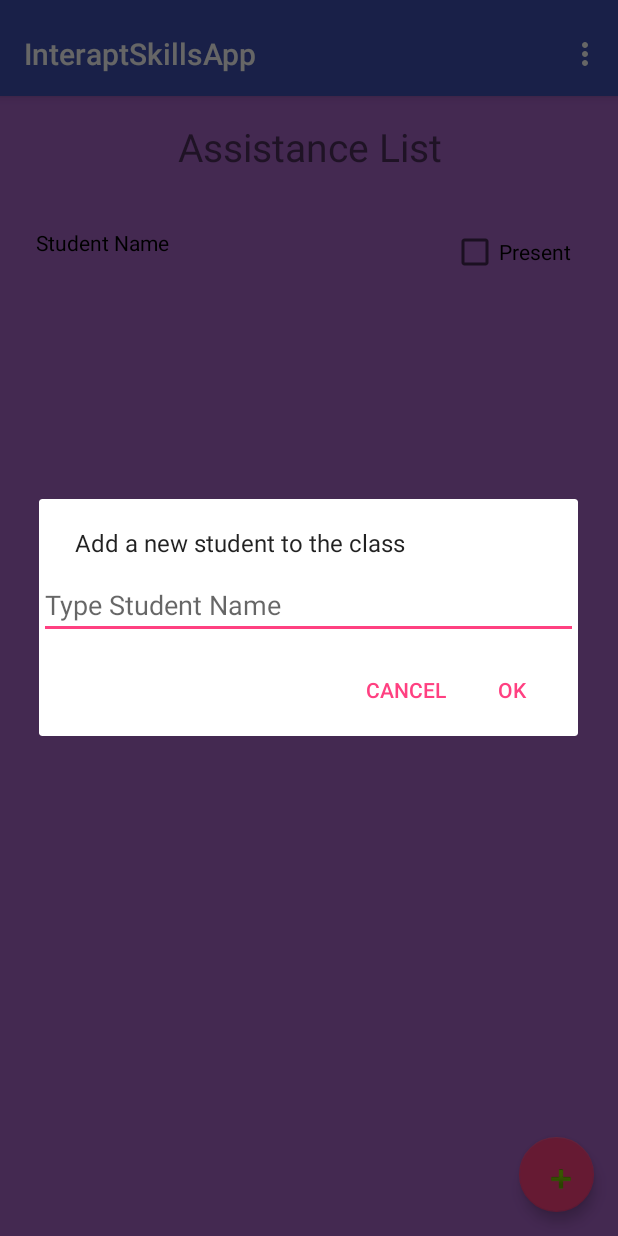
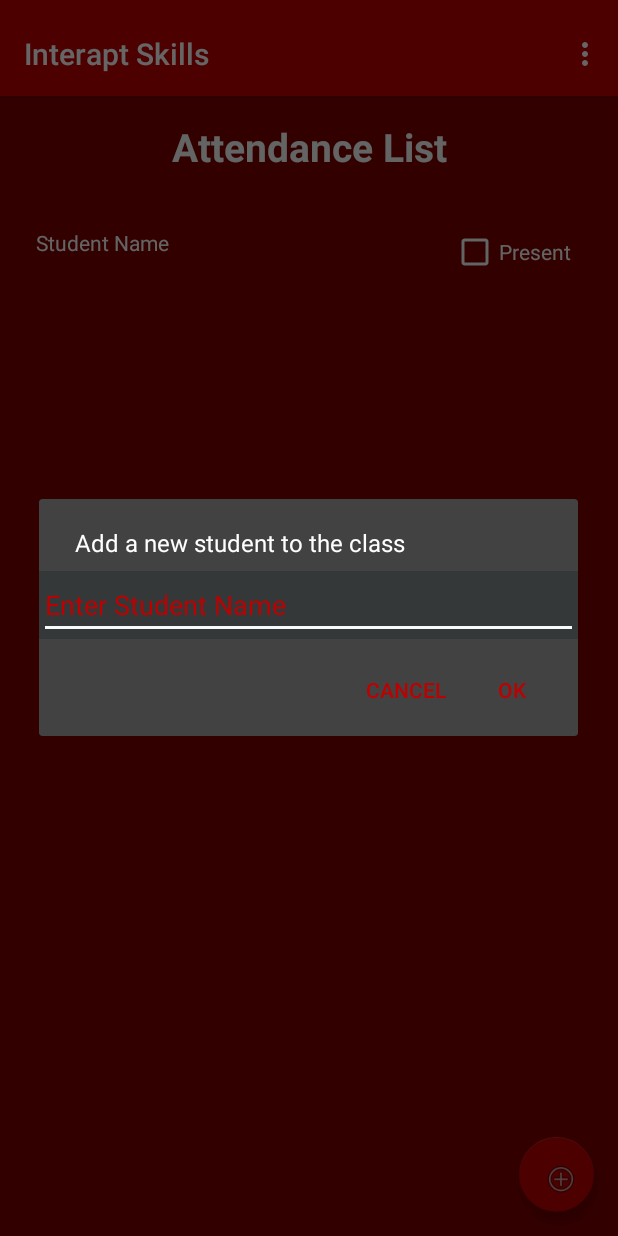
Before and after one commit to AlvaroPupo/InteraptSkillsApp, an Android app: the fragment Tab3 placed in its activity, after a tap on an icon or button, on a phone screen of 412 x 824 dp. Run offline under Robolectric (Android 15) with nearby library versions, the phone set to English and light mode, and no system bars; our stand-ins replace ButterKnife.

Commit message:
Created color theme similar to Interapt website. Corrected some text, extracted all string resources.

```diff
--- a/app/src/main/res/layout/activity_main.xml
+++ b/app/src/main/res/layout/activity_main.xml
@@ -18,6 +18,7 @@
         android:layout_width="match_parent"
         android:layout_height="wrap_content"
         android:paddingTop="@dimen/appbar_padding_top"
+        android:background="@color/colorAccent"
         android:theme="@style/AppTheme.AppBarOverlay">
 
         <android.support.v7.widget.Toolbar
@@ -25,7 +26,7 @@
             android:layout_width="match_parent"
             android:layout_height="?attr/actionBarSize"
             android:layout_weight="1"
-            android:background="?attr/colorPrimary"
+            android:background="@color/colorAccent"
             app:layout_scrollFlags="scroll|enterAlways"
             app:popupTheme="@style/AppTheme.PopupOverlay"
             app:title="@string/app_name">
--- a/app/src/main/res/layout/add_game_dialog_layout.xml
+++ b/app/src/main/res/layout/add_game_dialog_layout.xml
@@ -1,13 +1,17 @@
 <?xml version="1.0" encoding="utf-8"?>
 <LinearLayout xmlns:android="http://schemas.android.com/apk/res/android"
     android:orientation="vertical" android:layout_width="match_parent"
-    android:layout_height="match_parent">
+    android:layout_height="match_parent"
+    android:background="@color/colorPrimaryDark">
 
     <EditText
         android:id="@+id/dialog_edittext"
         android:layout_width="match_parent"
         android:layout_height="wrap_content"
-        android:hint="Type Student Name"
-        android:inputType="textCapWords" />
+        android:hint="@string/enter_name"
+        android:inputType="textCapWords"
+        android:textColor="@color/colorPrimary"
+        android:textColorHint="@color/colorAccent"
+        android:backgroundTint="@color/colorPrimary"/>
 
 </LinearLayout>
--- a/app/src/main/res/layout/fragment_students_list.xml
+++ b/app/src/main/res/layout/fragment_students_list.xml
@@ -5,7 +5,7 @@
     android:id="@+id/constraintLayout"
     android:layout_width="match_parent"
     android:layout_height="match_parent"
-    android:background="@android:color/holo_blue_bright"
+    android:background="@color/colorPrimaryDark"
     tools:context=".MainActivity$PlaceholderFragment">
 
     <android.support.v7.widget.RecyclerView
@@ -45,8 +45,8 @@
         android:layout_height="wrap_content"
         android:layout_marginStart="24dp"
         android:layout_marginTop="8dp"
-        android:text="Student Name"
-        android:textColor="@android:color/black"
+        android:text="@string/student_name"
+        android:textColor="@color/colorPrimary"
         app:layout_constraintStart_toStartOf="parent"
         app:layout_constraintTop_toTopOf="@+id/recyclerView" />
 
@@ -56,20 +56,24 @@
         android:layout_height="31dp"
         android:layout_marginEnd="16dp"
         android:layout_marginTop="8dp"
-        android:text="Present"
+        android:buttonTint="@color/colorPrimary"
+        android:text="@string/present"
+        android:textColor="@color/colorPrimary"
         app:layout_constraintEnd_toEndOf="parent"
         app:layout_constraintTop_toTopOf="@+id/recyclerView" />
 
     <TextView
-        android:id="@+id/assistance_textview"
+        android:id="@+id/attendance_textview"
         android:layout_width="wrap_content"
         android:layout_height="37dp"
         android:layout_marginEnd="8dp"
         android:layout_marginStart="8dp"
         android:layout_marginTop="80dp"
-        android:text="Assistance List"
+        android:text="@string/attendance_list"
         android:textAlignment="center"
+        android:textColor="@color/colorPrimary"
         android:textSize="26sp"
+        android:textStyle="bold"
         app:layout_constraintEnd_toEndOf="parent"
         app:layout_constraintHorizontal_bias="0.502"
         app:layout_constraintStart_toStartOf="parent"
@@ -86,6 +90,6 @@
         app:elevation="5dp"
         app:layout_constraintBottom_toBottomOf="parent"
         app:layout_constraintEnd_toEndOf="parent"
-        app:srcCompat="@android:drawable/ic_input_add" />
+        app:srcCompat="@android:drawable/ic_menu_add" />
 
 </android.support.constraint.ConstraintLayout>
--- a/app/src/main/res/layout/tab2.xml
+++ b/app/src/main/res/layout/tab2.xml
@@ -2,6 +2,6 @@
 <android.support.constraint.ConstraintLayout xmlns:android="http://schemas.android.com/apk/res/android"
     android:layout_width="match_parent"
     android:layout_height="match_parent"
-    android:background="@android:color/holo_red_light">
+    android:background="@color/darkRed">
 
 </android.support.constraint.ConstraintLayout>
--- a/app/src/main/res/layout/tab3.xml
+++ b/app/src/main/res/layout/tab3.xml
@@ -2,6 +2,6 @@
 <android.support.constraint.ConstraintLayout xmlns:android="http://schemas.android.com/apk/res/android"
     android:layout_width="match_parent"
     android:layout_height="match_parent"
-    android:background="@android:color/holo_purple">
+    android:background="@color/darkRed">
 
 </android.support.constraint.ConstraintLayout>
--- a/app/src/main/res/values/colors.xml
+++ b/app/src/main/res/values/colors.xml
@@ -1,6 +1,7 @@
 <?xml version="1.0" encoding="utf-8"?>
 <resources>
-    <color name="colorPrimary">#3F51B5</color>
-    <color name="colorPrimaryDark">#303F9F</color>
-    <color name="colorAccent">#FF4081</color>
+    <color name="colorPrimary">#f9fafc</color>
+    <color name="colorPrimaryDark">#353839</color>
+    <color name="colorAccent">#bf0000</color>
+    <color name="darkRed">#800000</color>
 </resources>
--- a/app/src/main/res/values/strings.xml
+++ b/app/src/main/res/values/strings.xml
@@ -1,6 +1,10 @@
 <resources>
-    <string name="app_name">InteraptSkillsApp</string>
+    <string name="app_name">Interapt Skills</string>
     <string name="title_activity_main2">Main2Activity</string>
     <string name="action_settings">Settings</string>
     <string name="section_format">Hello World from section: %1$d</string>
+    <string name="enter_name">Enter Student Name</string>
+    <string name="attendance_list">Attendance List</string>
+    <string name="present">Present</string>
+    <string name="student_name">Student Name</string>
 </resources>
--- a/app/src/main/res/values/styles.xml
+++ b/app/src/main/res/values/styles.xml
@@ -1,7 +1,7 @@
 <resources>
 
     <!-- Base application theme. -->
-    <style name="AppTheme" parent="Theme.AppCompat.Light.NoActionBar">
+    <style name="AppTheme" parent="Theme.AppCompat.NoActionBar">
         <!-- Customize your theme here. -->
         <item name="colorPrimary">@color/colorPrimary</item>
         <item name="colorPrimaryDark">@color/colorPrimaryDark</item>
@@ -15,6 +15,6 @@
 
     <style name="AppTheme.AppBarOverlay" parent="ThemeOverlay.AppCompat.Dark.ActionBar" />
 
-    <style name="AppTheme.PopupOverlay" parent="ThemeOverlay.AppCompat.Light" />
+    <style name="AppTheme.PopupOverlay" parent="ThemeOverlay.AppCompat.Dark" />
 
 </resources>
--- a/build.gradle
+++ b/build.gradle
@@ -7,7 +7,7 @@ buildscript {
         jcenter()
     }
     dependencies {
-        classpath 'com.android.tools.build:gradle:3.1.2'
+        classpath 'com.android.tools.build:gradle:3.2.0-alpha14'
 
 
         // NOTE: Do not place your application dependencies here; they belong
```
Also changed, not shown: gradle/wrapper/gradle-wrapper.properties.
